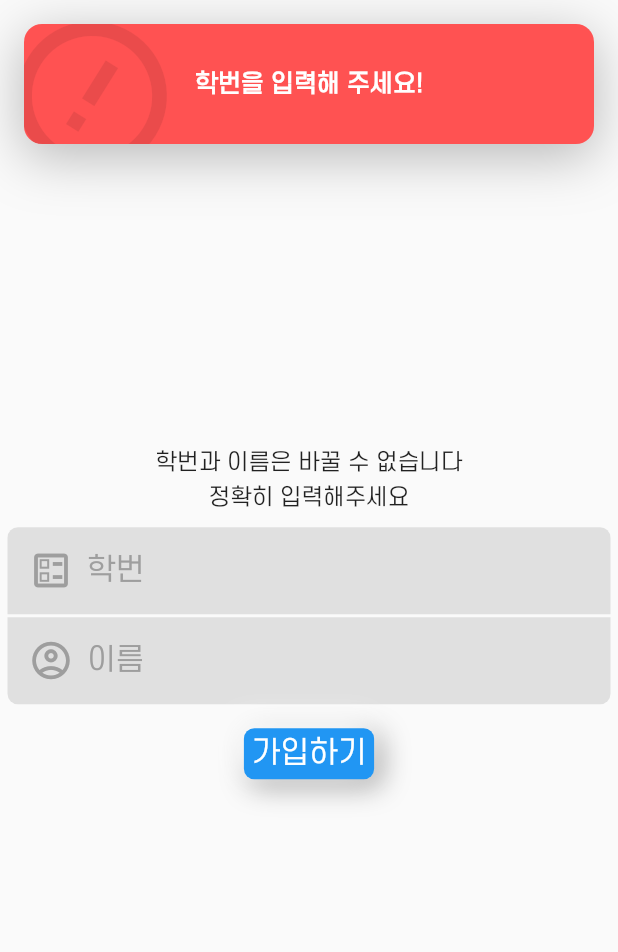
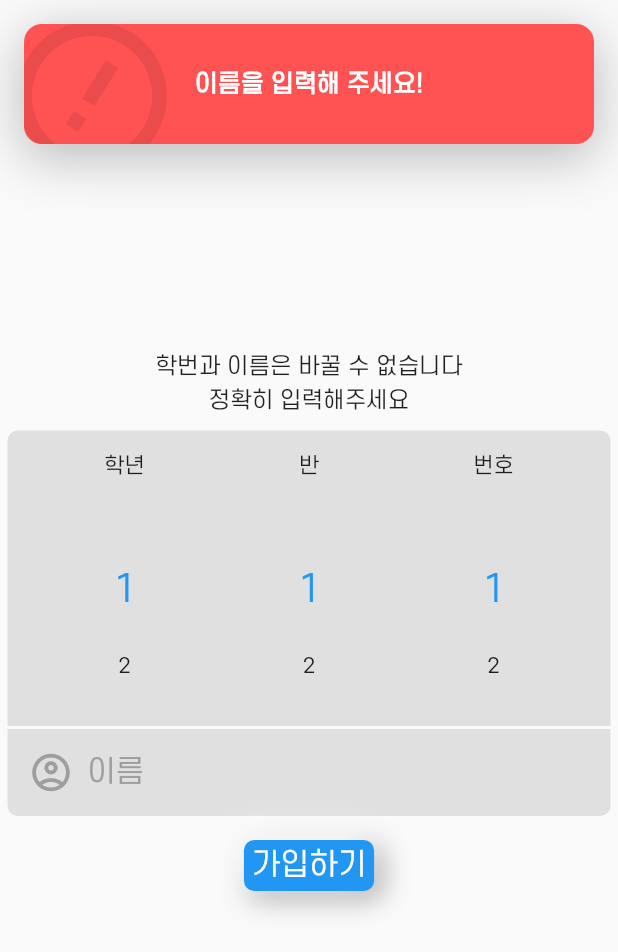
Before and after one commit to gondnetom/CheckInWeb, a Flutter app: the SignUp widget shown alone on an empty page, opened directly with empty values, after a tap on "가입하기", on a phone screen of 412 x 824 dp. Shown: the top 952 px of the screen. Run offline on Flutter 3.47's test engine with Material 2 defaults, Android fonts, the phone set to English and light mode, and no system bars; drawn by our look-alikes of numberpicker, top_snackbar_flutter; our stand-ins replace cloud_firestore, connectivity, device_info_plus, firebase_auth, firebase_core, font_awesome_flutter and 4 more; accounts and stored records are empty.

Commit message:
CheckIn 0.3

```diff
--- a/lib/MainPage/MainMenu.dart
+++ b/lib/MainPage/MainMenu.dart
@@ -203,7 +203,7 @@ class _MainPageState extends State<MainPage> {
                             SizedBox(height: 5,),
                             Text("와이파이상태: ${widget.NetworkCheck}",style: TextStyle(fontSize: 20,color: Colors.white)),
                             SizedBox(height: 5,),
-                            Text("${documents["Number"]} ${documents["Name"]}",style: TextStyle(fontSize: 20,color: Colors.white)),
+                            Text("${documents["Grade"]}${documents["Class"]}${documents["Number"]} ${documents["Name"]}",style: TextStyle(fontSize: 20,color: Colors.white)),
                           ],
                         ),
                       ),
--- a/lib/MainPage/Signup.dart
+++ b/lib/MainPage/Signup.dart
@@ -2,6 +2,7 @@ import 'package:cloud_firestore/cloud_firestore.dart';
 import 'package:flutter/cupertino.dart';
 import 'package:flutter/material.dart';
 import 'package:google_fonts/google_fonts.dart';
+import 'package:numberpicker/numberpicker.dart';
 import 'package:top_snackbar_flutter/custom_snack_bar.dart';
 import 'package:top_snackbar_flutter/top_snack_bar.dart';
 
@@ -18,12 +19,15 @@ class _SignUpState extends State<SignUp> {
 
   Future SignUp() async{
     await FirebaseFirestore.instance.collection("Users").doc(widget.SchoolName).collection("Users").doc(widget.uid).
-    set({"Name":_tec2.text.toString(),"Number":int.parse(_tec.text.toString()),"Date":0,"Hour":0,"Minute":0,"NowLocation":"","DeviceId":widget.uid,
+    set({"Name":_tec2.text.toString(),"Grade":Grade,"Class":Class,"Number":Number,"Date":0,"Hour":0,"Minute":0,"NowLocation":"","DeviceId":widget.uid,
       "ApplyRoom":"","ApplySubject":"","ApplyDate":0,"ApplyHour":0,"ApplyMinute":0,"ApplyComment":"","ApplyTime":{},
       "BackCheck":false,"BackComment":"","SpecialComment":"","Access":false});
   }
 
-  TextEditingController _tec = TextEditingController();
+  int Grade = 1;
+  int Class = 1;
+  int Number = 1;
+
   TextEditingController _tec2 = TextEditingController();
 
   @override
@@ -34,29 +38,55 @@ class _SignUpState extends State<SignUp> {
         child: Column(
           mainAxisAlignment: MainAxisAlignment.center,
           children: [
+            SizedBox(height: 10,),
             Text("학번과 이름은 바꿀 수 없습니다",style:TextStyle(fontSize: 15)),
             SizedBox(height: 5,),
             Text("정확히 입력해주세요",style: TextStyle(fontSize: 15)),
             SizedBox(height: 10,),
             Container(
               margin: EdgeInsets.symmetric(vertical: 1,horizontal: 5),
-              padding: EdgeInsets.symmetric(vertical: 5,horizontal: 5),
+              padding: EdgeInsets.symmetric(vertical: 15,horizontal: 5),
               decoration: BoxDecoration(
                   color: Colors.grey[300],
                   borderRadius: BorderRadius.only(topLeft: Radius.circular(7),topRight: Radius.circular(7))
               ),
-              child: TextField(
-                controller: _tec,
-                style: TextStyle(color: Colors.black,fontSize: 20),
-                keyboardType: TextInputType.number,
-                decoration: InputDecoration(
-                    border: InputBorder.none,
-                    focusedBorder: InputBorder.none,
-                    prefixIcon: Icon(Icons.ballot_outlined,color: Colors.grey,size: 30,),
-                    hintText: '학번',
-                    hintStyle: TextStyle(color: Colors.grey)
-                ),
-                cursorColor: Colors.grey,
+              child: Row(
+                mainAxisAlignment: MainAxisAlignment.spaceEvenly,
+                children: [
+                  Column(
+                    children: [
+                      Text("학년"),
+                      NumberPicker(
+                        value: Grade,
+                        minValue: 1,
+                        maxValue: 3,
+                        onChanged: (value) => setState(() => Grade = value),
+                      ),
+                    ],
+                  ),
+                  Column(
+                    children: [
+                      Text("반"),
+                      NumberPicker(
+                        value: Class,
+                        minValue: 1,
+                        maxValue: 10,
+                        onChanged: (value) => setState(() => Class = value),
+                      ),
+                    ],
+                  ),
+                  Column(
+                    children: [
+                      Text("번호"),
+                      NumberPicker(
+                        value: Number,
+                        minValue: 1,
+                        maxValue: 100,
+                        onChanged: (value) => setState(() => Number = value),
+                      ),
+                    ],
+                  )
+                ],
               ),
             ),
             Container(
@@ -82,16 +112,6 @@ class _SignUpState extends State<SignUp> {
             SizedBox(height: 10,),
             GestureDetector(
               onTap: (){
-                if(_tec.text.length ==0) {
-                  showTopSnackBar(
-                    context,
-                    CustomSnackBar.error(
-                      message:
-                      "학번을 입력해 주세요!",
-                    ),
-                  );
-                  return;
-                }
                 if(_tec2.text.length ==0) {
                   showTopSnackBar(
                     context,
--- a/pubspec.yaml
+++ b/pubspec.yaml
@@ -44,6 +44,7 @@ dependencies:
   device_info_plus: ^1.0.0
   connectivity: ^3.0.2
   connectivity_for_web: ^0.4.0
+  numberpicker: ^2.0.1
 
   top_snackbar_flutter:
   modal_bottom_sheet:
```
Also changed, not shown: pubspec.lock.
